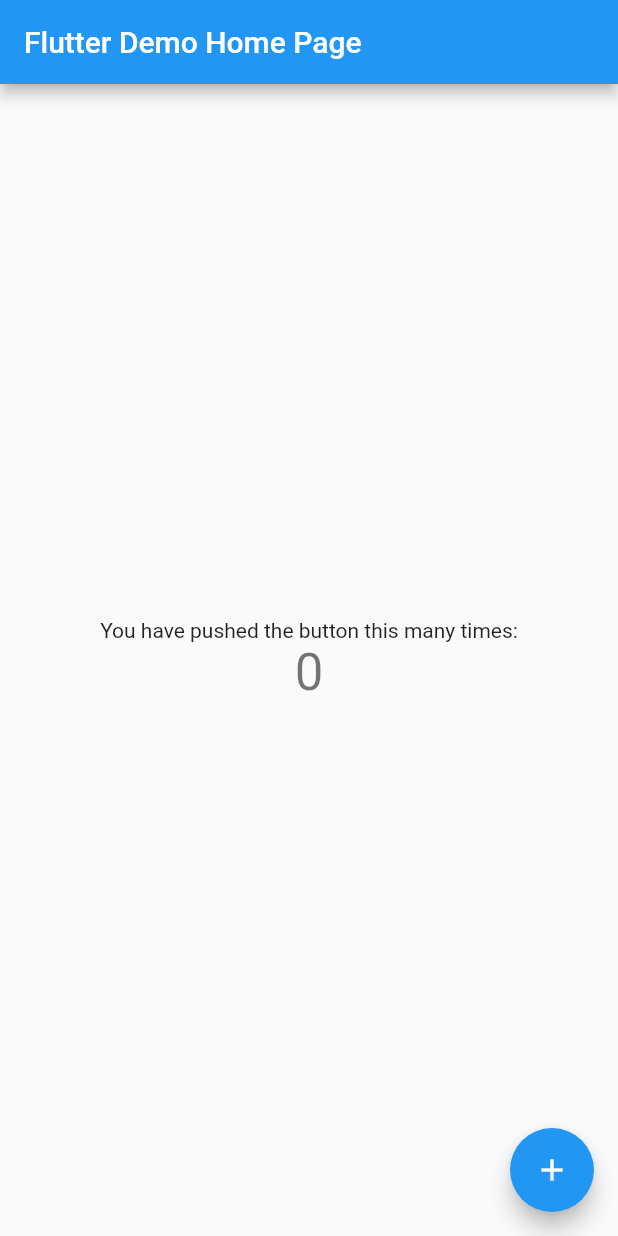
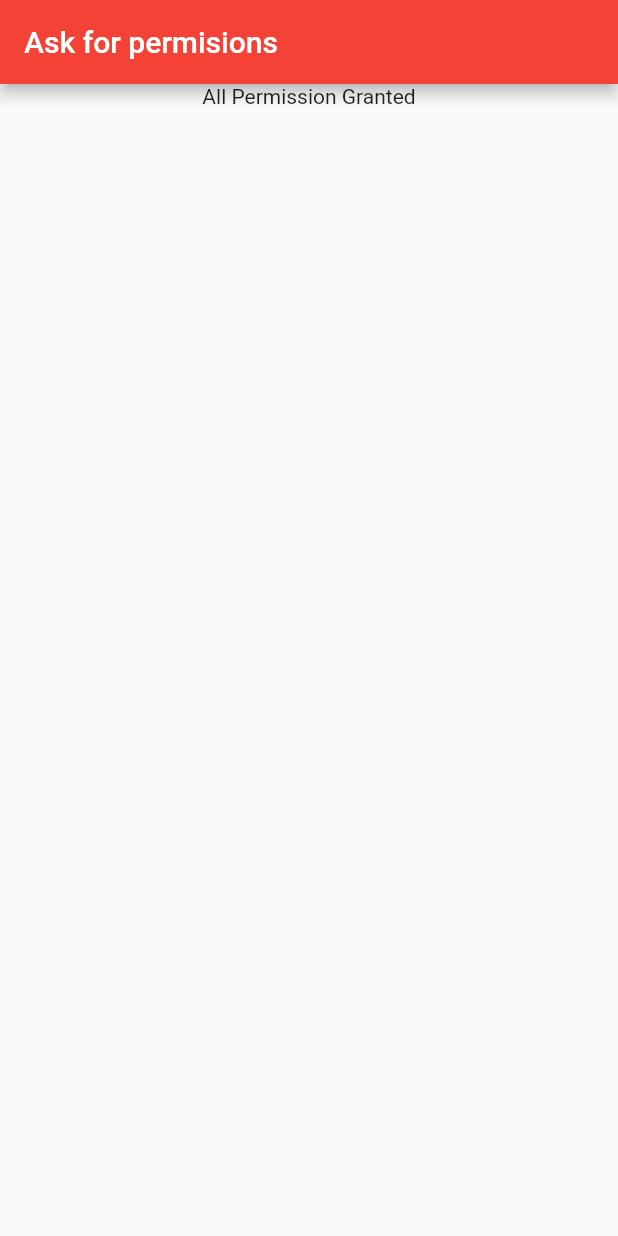
Before and after one commit to sdsmnc221/nexus-tests, a Flutter app: the screen it shows after launch, on a phone screen of 412 x 824 dp. Run offline on Flutter 3.47's test engine with Material 2 defaults, Android fonts, the phone set to English and light mode, and no system bars; our stand-ins replace permission_handler.

Commit message:
ask for permissions

```diff
--- a/lib/main.dart
+++ b/lib/main.dart
@@ -1,111 +1,26 @@
+// Copyright 2018 The Flutter team. All rights reserved.
+// Use of this source code is governed by a BSD-style license that can be
+// found in the LICENSE file.
+
 import 'package:flutter/material.dart';
+import './permissions_service.dart';
 
 void main() => runApp(MyApp());
 
 class MyApp extends StatelessWidget {
-  // This widget is the root of your application.
   @override
   Widget build(BuildContext context) {
     return MaterialApp(
-      title: 'Flutter Demo',
-      theme: ThemeData(
-        // This is the theme of your application.
-        //
-        // Try running your application with "flutter run". You'll see the
-        // application has a blue toolbar. Then, without quitting the app, try
-        // changing the primarySwatch below to Colors.green and then invoke
-        // "hot reload" (press "r" in the console where you ran "flutter run",
-        // or simply save your changes to "hot reload" in a Flutter IDE).
-        // Notice that the counter didn't reset back to zero; the application
-        // is not restarted.
-        primarySwatch: Colors.blue,
-      ),
-      home: MyHomePage(title: 'Flutter Demo Home Page'),
+      title: 'NEXUS Test',
+      // home: Scaffold(
+      //   appBar: AppBar(
+      //     title: Text('NEXUS'),
+      //   ),
+      //   body: Center(
+      //     child: Text('Hello World'),
+      //   ),
+      // ),
+      home: new AskForPermission(),
     );
   }
 }
-
-class MyHomePage extends StatefulWidget {
-  MyHomePage({Key key, this.title}) : super(key: key);
-
-  // This widget is the home page of your application. It is stateful, meaning
-  // that it has a State object (defined below) that contains fields that affect
-  // how it looks.
-
-  // This class is the configuration for the state. It holds the values (in this
-  // case the title) provided by the parent (in this case the App widget) and
-  // used by the build method of the State. Fields in a Widget subclass are
-  // always marked "final".
-
-  final String title;
-
-  @override
-  _MyHomePageState createState() => _MyHomePageState();
-}
-
-class _MyHomePageState extends State<MyHomePage> {
-  int _counter = 0;
-
-  void _incrementCounter() {
-    setState(() {
-      // This call to setState tells the Flutter framework that something has
-      // changed in this State, which causes it to rerun the build method below
-      // so that the display can reflect the updated values. If we changed
-      // _counter without calling setState(), then the build method would not be
-      // called again, and so nothing would appear to happen.
-      _counter++;
-    });
-  }
-
-  @override
-  Widget build(BuildContext context) {
-    // This method is rerun every time setState is called, for instance as done
-    // by the _incrementCounter method above.
-    //
-    // The Flutter framework has been optimized to make rerunning build methods
-    // fast, so that you can just rebuild anything that needs updating rather
-    // than having to individually change instances of widgets.
-    return Scaffold(
-      appBar: AppBar(
-        // Here we take the value from the MyHomePage object that was created by
-        // the App.build method, and use it to set our appbar title.
-        title: Text(widget.title),
-      ),
-      body: Center(
-        // Center is a layout widget. It takes a single child and positions it
-        // in the middle of the parent.
-        child: Column(
-          // Column is also a layout widget. It takes a list of children and
-          // arranges them vertically. By default, it sizes itself to fit its
-          // children horizontally, and tries to be as tall as its parent.
-          //
-          // Invoke "debug painting" (press "p" in the console, choose the
-          // "Toggle Debug Paint" action from the Flutter Inspector in Android
-          // Studio, or the "Toggle Debug Paint" command in Visual Studio Code)
-          // to see the wireframe for each widget.
-          //
-          // Column has various properties to control how it sizes itself and
-          // how it positions its children. Here we use mainAxisAlignment to
-          // center the children vertically; the main axis here is the vertical
-          // axis because Columns are vertical (the cross axis would be
-          // horizontal).
-          mainAxisAlignment: MainAxisAlignment.center,
-          children: <Widget>[
-            Text(
-              'You have pushed the button this many times:',
-            ),
-            Text(
-              '$_counter',
-              style: Theme.of(context).textTheme.display1,
-            ),
-          ],
-        ),
-      ),
-      floatingActionButton: FloatingActionButton(
-        onPressed: _incrementCounter,
-        tooltip: 'Increment',
-        child: Icon(Icons.add),
-      ), // This trailing comma makes auto-formatting nicer for build methods.
-    );
-  }
-}
--- /dev/null
+++ b/lib/permissions_service.dart
@@ -0,0 +1,44 @@
+import 'package:flutter/material.dart';
+import 'package:permission_handler/permission_handler.dart';
+
+class AskForPermission extends StatefulWidget {
+  @override
+  _AskForPermissionState createState() => _AskForPermissionState();
+}
+
+class _AskForPermissionState extends State<AskForPermission> {
+  Map<PermissionGroup, PermissionStatus> permissions;
+  @override
+  void initState() {
+    super.initState();
+    getPermission();
+  }
+
+  void getPermission() async {
+    permissions = await PermissionHandler().requestPermissions([
+      PermissionGroup.location,
+      PermissionGroup.camera,
+      PermissionGroup.locationAlways,
+      PermissionGroup.phone,
+      PermissionGroup.sensors,
+      PermissionGroup.storage,
+      PermissionGroup.microphone,
+    ]);
+  }
+
+  @override
+  Widget build(BuildContext context) {
+    return Scaffold(
+      appBar: AppBar(
+        title: Text('Ask for permisions'),
+        backgroundColor: Colors.red,
+      ),
+      body: Center(
+          child: Column(
+        children: <Widget>[
+          Text("All Permission Granted"),
+        ],
+      )),
+    );
+  }
+}
```
Also changed, not shown: pubspec.yaml (+4 -6 lines), pubspec.lock, 4 other files.
